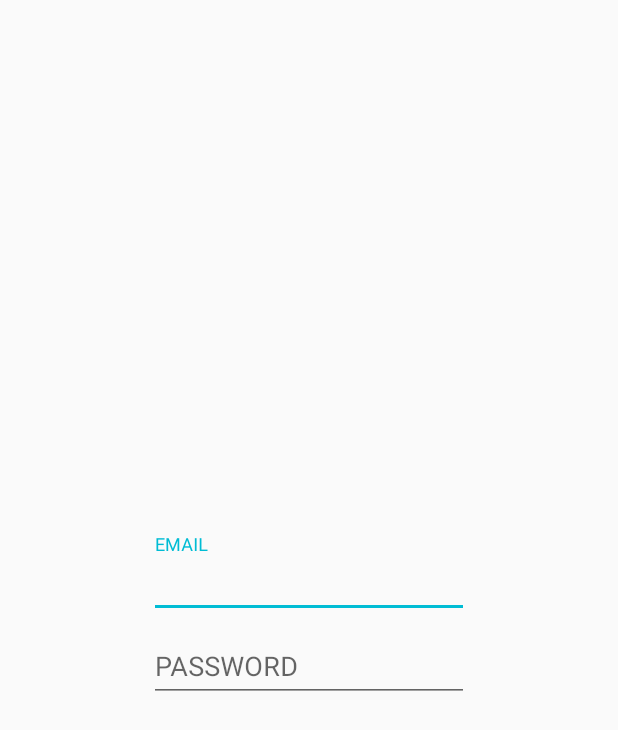
After one commit to sizihatak/to-do, an Android app: the LoginActivity screen opened directly, with no data from a screen before it, on a phone screen of 412 x 824 dp. The commit adds this screen. Shown: the top 730 px of the screen. Run offline under Robolectric (Android 15) with nearby library versions, the phone set to English and light mode, and no system bars; our stand-ins replace data binding; 2 statements that could not run were skipped.

Commit message:
Added login screen. Bind LoinViewModel to activity. Little bit refactoring.

```diff
--- a/app/src/main/AndroidManifest.xml
+++ b/app/src/main/AndroidManifest.xml
@@ -1,6 +1,6 @@
 <?xml version="1.0" encoding="utf-8"?>
 <manifest xmlns:android="http://schemas.android.com/apk/res/android"
-          package="com.example.todo">
+    package="com.example.todo">
 
     <application
         android:name=".ToDoApplication"
@@ -15,19 +15,23 @@
             android:configChanges="keyboardHidden|orientation"
             android:theme="@style/AppTheme.NoActionBar">
             <intent-filter>
-                <action android:name="android.intent.action.MAIN"/>
+                <action android:name="android.intent.action.MAIN" />
 
-                <category android:name="android.intent.category.LAUNCHER"/>
+                <category android:name="android.intent.category.LAUNCHER" />
             </intent-filter>
         </activity>
         <activity
-            android:configChanges="keyboardHidden|orientation"
-            android:name=".presentation.feature.addtask.AddTaskActivity"/>
+            android:name=".presentation.feature.addtask.AddTaskActivity"
+            android:configChanges="keyboardHidden|orientation" />
+        <activity
+            android:name=".presentation.feature.login.LoginActivity"
+            android:exported="true"
+            android:theme="@style/AppTheme.NoActionBar" />
 
         <provider
             android:name=".data.db.provider.TaskContentProvider"
             android:authorities="com.example.todo"
-            android:exported="false"/>
+            android:exported="false" />
     </application>
 
 </manifest>
--- a/app/src/main/kotlin/com/example/todo/di/ActivityComponent.kt
+++ b/app/src/main/kotlin/com/example/todo/di/ActivityComponent.kt
@@ -8,7 +8,7 @@ import dagger.Component
 
 
 @PerActivity
-@Component(dependencies = arrayOf(AppComponent::class), modules = arrayOf(ActivityModule::class))
+@Component(dependencies = [AppComponent::class], modules = [ActivityModule::class])
 interface ActivityComponent {
     fun inject(activity: TaskListActivity)
     fun inject(activity: AddTaskActivity)
--- a/app/src/main/kotlin/com/example/todo/di/AppComponent.kt
+++ b/app/src/main/kotlin/com/example/todo/di/AppComponent.kt
@@ -8,7 +8,7 @@ import dagger.Component
 import javax.inject.Singleton
 
 @Singleton
-@Component(modules = arrayOf(AppModule::class))
+@Component(modules = [AppModule::class])
 interface AppComponent {
     fun inject(app: ToDoApplication)
 
--- /dev/null
+++ b/app/src/main/kotlin/com/example/todo/presentation/feature/login/LoginActivity.kt
@@ -0,0 +1,25 @@
+package com.example.todo.presentation.feature.login
+
+import android.arch.lifecycle.ViewModelProviders
+import android.databinding.DataBindingUtil
+import android.os.Bundle
+import android.support.v7.app.AppCompatActivity
+import com.example.todo.R
+import com.example.todo.databinding.ActivityLoginBinding
+
+class LoginActivity : AppCompatActivity() {
+
+    lateinit var binding: ActivityLoginBinding
+    lateinit var viewModel: LoginViewModel
+
+    override fun onCreate(savedInstanceState: Bundle?) {
+        super.onCreate(savedInstanceState)
+        setContentView(R.layout.activity_login)
+
+        binding = DataBindingUtil.setContentView(this, R.layout.activity_login)
+
+        viewModel = ViewModelProviders.of(this).get(LoginViewModel::class.java)
+
+        binding.viewModel = viewModel
+    }
+}
--- /dev/null
+++ b/app/src/main/kotlin/com/example/todo/presentation/feature/login/LoginViewModel.kt
@@ -0,0 +1,20 @@
+package com.example.todo.presentation.feature.login
+
+import android.app.Application
+import android.arch.lifecycle.AndroidViewModel
+import android.databinding.ObservableField
+import android.util.Log
+import android.view.KeyEvent
+import android.widget.TextView
+
+class LoginViewModel(application: Application) : AndroidViewModel(application) {
+    val email = ObservableField<String>()
+    val password = ObservableField<String>()
+
+    fun onEditorAction(textView: TextView,
+                       actionId: Int,
+                       keyEvent: KeyEvent?): Boolean {
+        Log.d("Test", "test")
+        return true
+    }
+}
--- /dev/null
+++ b/app/src/main/res/layout/activity_login.xml
@@ -0,0 +1,64 @@
+<?xml version="1.0" encoding="utf-8"?>
+<layout xmlns:tools="http://schemas.android.com/tools"
+    xmlns:android="http://schemas.android.com/apk/res/android"
+    xmlns:app="http://schemas.android.com/apk/res-auto">
+
+    <data>
+
+        <variable
+            name="viewModel"
+            type="com.example.todo.presentation.feature.login.LoginViewModel" />
+    </data>
+
+    <android.support.constraint.ConstraintLayout
+        android:layout_width="match_parent"
+        android:layout_height="match_parent">
+
+
+        <android.support.design.widget.TextInputLayout
+            android:id="@+id/textInput_login_email"
+            android:layout_width="wrap_content"
+            android:layout_height="wrap_content"
+            app:layout_constraintBottom_toTopOf="@+id/textInput_login_password"
+            app:layout_constraintEnd_toEndOf="parent"
+            app:layout_constraintStart_toStartOf="parent"
+            app:layout_constraintTop_toTopOf="parent"
+            app:layout_constraintVertical_chainStyle="packed">
+
+            <android.support.design.widget.TextInputEditText
+                android:id="@+id/editText_login_email"
+                android:layout_width="match_parent"
+                android:layout_height="wrap_content"
+                android:ems="10"
+                android:hint="@string/login_email"
+                android:inputType="textEmailAddress"
+                android:text="@={viewModel.email}" />
+
+        </android.support.design.widget.TextInputLayout>
+
+        <android.support.design.widget.TextInputLayout
+            android:id="@+id/textInput_login_password"
+            android:layout_width="wrap_content"
+            android:layout_height="wrap_content"
+            android:layout_marginEnd="8dp"
+            android:layout_marginStart="8dp"
+            android:ems="10"
+            android:inputType="textPassword"
+            app:layout_constraintBottom_toBottomOf="parent"
+            app:layout_constraintEnd_toEndOf="parent"
+            app:layout_constraintStart_toStartOf="parent"
+            app:layout_constraintTop_toBottomOf="@+id/textInput_login_email">
+
+            <android.support.design.widget.TextInputEditText
+                android:id="@+id/editText_login_password"
+                android:layout_width="match_parent"
+                android:layout_height="wrap_content"
+                android:ems="10"
+                android:hint="@string/login_password"
+                android:inputType="textEmailAddress"
+                android:onEditorAction="@{viewModel.onEditorAction}"
+            android:text="@={viewModel.password}" />
+        </android.support.design.widget.TextInputLayout>
+
+    </android.support.constraint.ConstraintLayout>
+</layout>
--- a/app/src/main/res/values/strings.xml
+++ b/app/src/main/res/values/strings.xml
@@ -1,5 +1,9 @@
 <resources>
     <string name="app_name">ToDo</string>
+
+    <!--Login Screen-->
+    <string name="login_email">EMAIL</string>
+    <string name="login_password">PASSWORD</string>
 
     <!--AddTask Screen-->
     <string name="addTask_title">TITLE</string>
```
